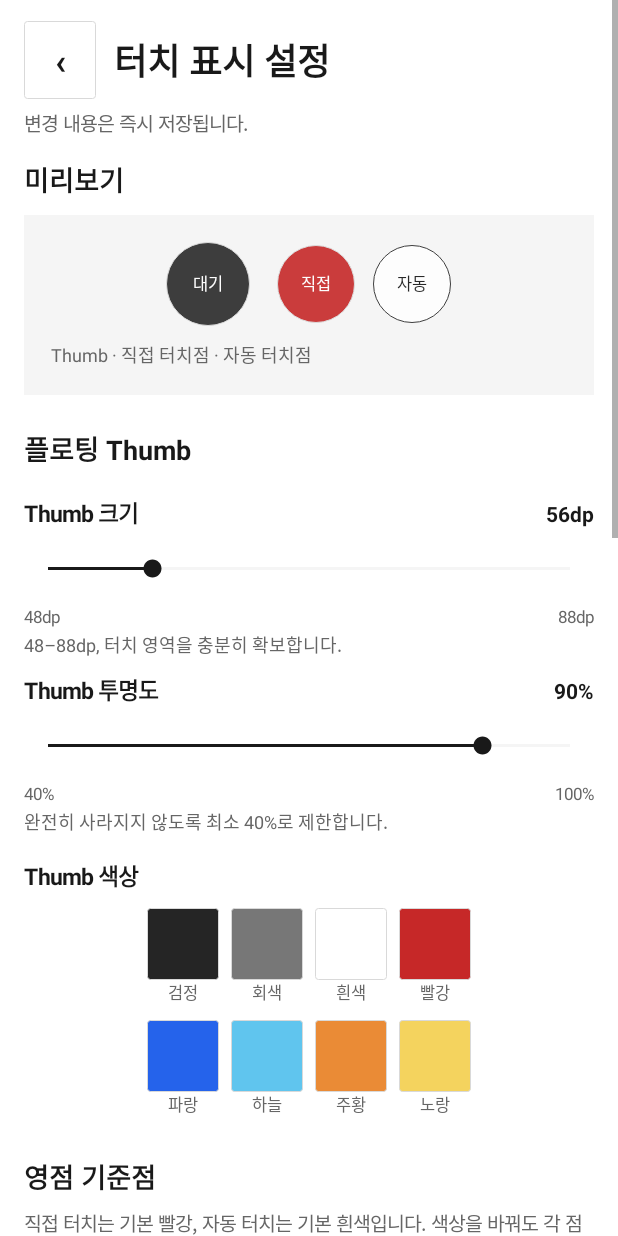
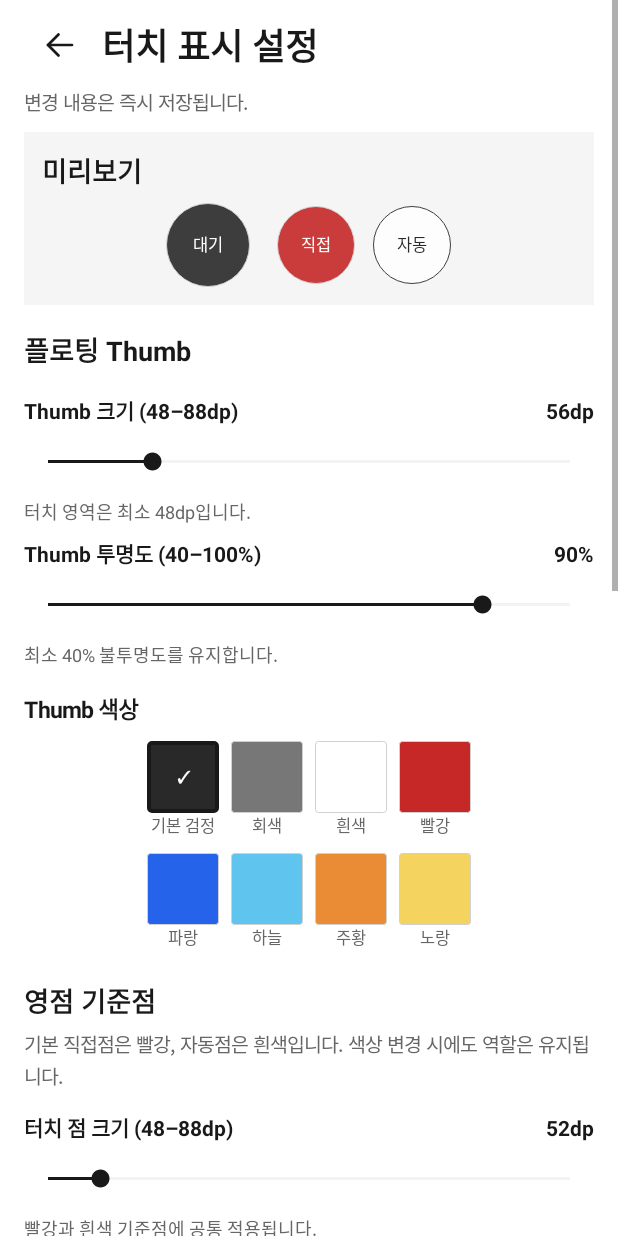
Before and after one commit to hebi10/DualTouch, an Android app: the SettingsActivity screen opened directly, with no data from a screen before it, on a phone screen of 412 x 824 dp. Run offline under Robolectric (Android 15) with nearby library versions, the phone set to English and light mode, and no system bars.

Commit message:
DT-DES-06-R2: refine icons, spacing and exact default color from actual screenshots

```diff
--- a/app/src/main/java/com/hebi/dualtouch/AppearanceSettings.kt
+++ b/app/src/main/java/com/hebi/dualtouch/AppearanceSettings.kt
@@ -54,6 +54,11 @@ object TouchColors {
         ColorChoice("노랑", 0xFFF4D35E.toInt()),
     )
 
+    fun displayChoice(choice: ColorChoice, active: Int, isThumb: Boolean): ColorChoice =
+        if (isThumb && active == TouchAppearance().thumbColor && choice == choices.first()) {
+            choice.copy(title = "기본 검정", argb = active)
+        } else choice
+
     fun labelOf(color: Int): String =
         choices.firstOrNull { it.argb == color }?.title ?: "선택 색상"
 }
--- a/app/src/main/java/com/hebi/dualtouch/SettingsActivity.kt
+++ b/app/src/main/java/com/hebi/dualtouch/SettingsActivity.kt
@@ -50,10 +50,10 @@ class SettingsActivity : Activity() {
         UiKit.applyWindowInsets(scroll)
         setContentView(scroll)
 
-        if (viewport.widthCategory == WidthCategory.COMPACT) root.setPadding(UiKit.dp(this, 4), UiKit.dp(this, 12), UiKit.dp(this, 4), UiKit.dp(this, 20))
+        if (viewport.widthCategory == WidthCategory.COMPACT) root.setPadding(UiKit.dp(this, 4), UiKit.dp(this, 6), UiKit.dp(this, 4), UiKit.dp(this, 20))
         UiKit.add(root, UiKit.toolbar(this, palette, "터치 표시 설정", back = { finish() }))
         UiKit.add(root, UiKit.text(this, palette,
-            "변경 내용은 즉시 저장됩니다.", 13f, secondary = true), topDp = 4, bottomDp = 14)
+            "변경 내용은 즉시 저장됩니다.", 13f, secondary = true), topDp = 4, bottomDp = 10)
 
         val pageRoot = root
         var controlsRoot: LinearLayout? = null
@@ -64,8 +64,8 @@ class SettingsActivity : Activity() {
             controlsRoot = panes.secondary
         }
 
-        UiKit.add(root, UiKit.sectionHeader(this, palette, "미리보기"), bottomDp = 10)
-        val preview = UiKit.card(this, palette, 18)
+        val preview = UiKit.card(this, palette, 12)
+        UiKit.add(preview, UiKit.sectionHeader(this, palette, "미리보기"), bottomDp = 8)
         previewRow = LinearLayout(this).apply {
             orientation = LinearLayout.HORIZONTAL
             gravity = Gravity.CENTER
@@ -78,26 +78,24 @@ class SettingsActivity : Activity() {
             addView(previewRow)
         }
         UiKit.add(preview, previewScroll)
-        UiKit.add(preview, UiKit.text(this, palette,
-            "Thumb · 직접 터치점 · 자동 터치점", 12f, secondary = true), topDp = 10)
-        UiKit.add(root, preview, bottomDp = 22)
+        UiKit.add(root, preview, bottomDp = 16)
         if (controlsRoot != null) root = controlsRoot
 
         UiKit.add(root, UiKit.sectionHeader(this, palette, "플로팅 Thumb"), bottomDp = 8)
-        addSlider("Thumb 크기", "48–88dp, 터치 영역을 충분히 확보합니다.",
+        addSlider("Thumb 크기", "터치 영역은 최소 48dp입니다.",
             AppearanceRules.MIN_SIZE_DP, AppearanceRules.MAX_SIZE_DP,
             appearance.thumbSizeDp, "dp") { appearance.copy(thumbSizeDp = it) }
-        addSlider("Thumb 투명도", "완전히 사라지지 않도록 최소 40%로 제한합니다.",
+        addSlider("Thumb 투명도", "최소 40% 불투명도를 유지합니다.",
             AppearanceRules.MIN_OPACITY, AppearanceRules.MAX_OPACITY,
             appearance.thumbOpacityPercent, "%") { appearance.copy(thumbOpacityPercent = it) }
-        addColors("Thumb 색상", appearance.thumbColor) {
+        addColors("Thumb 색상", appearance.thumbColor, isThumb = true) {
             appearance.copy(thumbColor = it)
         }
 
-        UiKit.add(root, UiKit.sectionHeader(this, palette, "영점 기준점"), topDp = 24, bottomDp = 8)
+        UiKit.add(root, UiKit.sectionHeader(this, palette, "영점 기준점"), topDp = 18, bottomDp = 6)
         UiKit.add(root, UiKit.text(this, palette,
-            "직접 터치는 기본 빨강, 자동 터치는 기본 흰색입니다. 색상을 바꿔도 각 점의 역할은 유지됩니다.",
-            13f, secondary = true), bottomDp = 10)
+            "기본 직접점은 빨강, 자동점은 흰색입니다. 색상 변경 시에도 역할은 유지됩니다.",
+            13f, secondary = true), bottomDp = 6)
         addSlider("터치 점 크기", "빨강과 흰색 기준점에 공통 적용됩니다.",
             AppearanceRules.MIN_SIZE_DP, AppearanceRules.MAX_SIZE_DP,
             appearance.markerSizeDp, "dp") { appearance.copy(markerSizeDp = it) }
@@ -150,11 +148,11 @@ class SettingsActivity : Activity() {
         modify: (Int) -> TouchAppearance,
     ) {
         val headingRow = LinearLayout(this).apply { orientation = LinearLayout.HORIZONTAL }
-        headingRow.addView(UiKit.text(this, palette, title, 15f, true),
+        headingRow.addView(UiKit.text(this, palette, "$title ($min–$max$suffix)", 14f, true),
             LinearLayout.LayoutParams(0, ViewGroup.LayoutParams.WRAP_CONTENT, 1f))
         val number = UiKit.text(this, palette, "$current$suffix", 14f, true)
         headingRow.addView(number)
-        UiKit.add(root, headingRow, topDp = 10)
+        UiKit.add(root, headingRow, topDp = 8)
         val seek = SeekBar(this).apply {
             this.max = max - min
             progress = current - min
@@ -177,22 +175,20 @@ class SettingsActivity : Activity() {
                 }
             }
         })
-        UiKit.add(root, seek, topDp = 2)
-        val range = LinearLayout(this).apply { orientation = LinearLayout.HORIZONTAL }
-        range.addView(UiKit.text(this, palette, "$min$suffix", 11f, secondary = true), LinearLayout.LayoutParams(0, ViewGroup.LayoutParams.WRAP_CONTENT, 1f))
-        range.addView(UiKit.text(this, palette, "$max$suffix", 11f, secondary = true))
-        UiKit.add(root, range)
-        UiKit.add(root, UiKit.text(this, palette, description, 12f, secondary = true), topDp = 2)
+        UiKit.add(root, seek)
+        UiKit.add(root, UiKit.text(this, palette, description, 12f, secondary = true))
     }
 
     private fun addColors(
         title: String,
         active: Int,
+        isThumb: Boolean = false,
         modify: (Int) -> TouchAppearance,
     ) {
         UiKit.add(root, UiKit.text(this, palette, title, 15f, true), topDp = 16)
         val choices = UiKit.column(this)
-        val chips = mutableListOf<Pair<ColorChoice, TextView>>()
+        var selectedColor = active
+        val chips = mutableListOf<Triple<ColorChoice, TextView, TextView>>()
         var row: LinearLayout? = null
         TouchColors.choices.forEachIndexed { index, choice ->
             if (index % 4 == 0) {
@@ -200,20 +196,27 @@ class SettingsActivity : Activity() {
                 UiKit.add(choices, requireNotNull(row), topDp = if (index == 0) 0 else 6)
             }
             val group = UiKit.column(this, 2).apply { gravity = Gravity.CENTER_HORIZONTAL; minimumWidth = UiKit.dp(this@SettingsActivity, 52) }
-            val marker = previewDot("", choice.argb, 48, 100)
+            val shown = TouchColors.displayChoice(choice, selectedColor, isThumb)
+            val marker = previewDot("", shown.argb, 48, 100)
             marker.isClickable = true
             marker.isFocusable = true
-            setChipState(marker, title, choice, choice.argb == active)
+            val name = UiKit.centeredLabel(this, shown.title, palette.secondary, 11f)
+            setChipState(marker, title, shown, shown.argb == selectedColor)
             marker.setOnClickListener {
-                appearance = modify(choice.argb)
+                selectedColor = TouchColors.displayChoice(choice, selectedColor, isThumb).argb
+                appearance = modify(selectedColor)
                 persist()
                 redrawPreview()
-                chips.forEach { (option, chip) -> setChipState(chip, title, option, option.argb == choice.argb) }
+                chips.forEach { (option, chip, label) ->
+                    val displayed = TouchColors.displayChoice(option, selectedColor, isThumb)
+                    label.text = displayed.title
+                    setChipState(chip, title, displayed, displayed.argb == selectedColor)
+                }
             }
             group.addView(marker, LinearLayout.LayoutParams(UiKit.dp(this, 48), UiKit.dp(this, 48)))
-            group.addView(UiKit.centeredLabel(this, choice.title, palette.secondary, 11f))
+            group.addView(name)
             requireNotNull(row).addView(group, LinearLayout.LayoutParams(UiKit.dp(this, 56), ViewGroup.LayoutParams.WRAP_CONTENT))
-            chips.add(choice to marker)
+            chips.add(Triple(choice, marker, name))
         }
         val horizontal = HorizontalScrollView(this).apply {
             isFillViewport = true
@@ -231,6 +234,7 @@ class SettingsActivity : Activity() {
         selected: Boolean,
     ) {
         marker.text = if (selected) "✓" else ""
+        marker.setTextColor(AppearanceRules.readableTextColor(choice.argb))
         marker.isSelected = selected
         marker.contentDescription = "$title: ${choice.title}" +
             if (selected) ", 선택됨" else ", 선택 가능"
--- a/app/src/main/java/com/hebi/dualtouch/UiKit.kt
+++ b/app/src/main/java/com/hebi/dualtouch/UiKit.kt
@@ -22,7 +22,8 @@ class UiPalette(context: Context) {
     val surface = if (dark) 0xFF202020.toInt() else 0xFFF5F5F5.toInt()
     val text = if (dark) 0xFFF2F2F2.toInt() else 0xFF191919.toInt()
     val secondary = if (dark) 0xFFB7B7B7.toInt() else 0xFF666666.toInt()
-    val line = if (dark) 0xFF535353.toInt() else 0xFFD9D9D9.toInt()
+    val line = if (dark) 0xFF535353.toInt() else 0xFFD0D0D0.toInt()
+    val actionLine = if (dark) 0xFF737373.toInt() else 0xFFAAAAAA.toInt()
     val button = if (dark) 0xFFF0F0F0.toInt() else 0xFF242424.toInt()
     val buttonText = if (dark) 0xFF171717.toInt() else 0xFFFFFFFF.toInt()
     val success = if (dark) 0xFF86EFAC.toInt() else 0xFF166534.toInt()
@@ -140,7 +141,9 @@ object UiKit {
         val radius = dp(context, 2).toFloat()
         val states = android.graphics.drawable.StateListDrawable()
         states.addState(intArrayOf(-android.R.attr.state_enabled), shape(palette.surface, palette.line, radius))
-        states.addState(intArrayOf(), shape(normal, if (primary || danger) null else palette.line, radius))
+        states.addState(intArrayOf(), shape(normal, if (primary || danger) null else palette.actionLine, radius).apply {
+            if (!primary && !danger) setStroke(dp(context, 1).coerceAtLeast(1), palette.actionLine)
+        })
         return states
     }
 
@@ -150,32 +153,49 @@ object UiKit {
         button.stateListAnimator = null
     }
 
-    fun toolbar(context: Context, palette: UiPalette, title: String, back: (() -> Unit)? = null, trailing: String? = null, onTrailing: (() -> Unit)? = null): LinearLayout {
+    fun toolbar(context: Context, palette: UiPalette, title: String, back: (() -> Unit)? = null, trailing: String? = null, onTrailing: (() -> Unit)? = null, trailingIcon: LineIcon? = null): LinearLayout {
         return LinearLayout(context).apply {
             orientation = LinearLayout.HORIZONTAL
             gravity = Gravity.CENTER_VERTICAL
-            minimumHeight = dp(context, 56)
+            minimumHeight = dp(context, 48)
             if (back != null) {
-                val button = action(context, palette, "‹", false).apply {
+                val button = android.widget.ImageButton(context).apply {
                     contentDescription = "뒤로가기"
-                    textSize = 24f
-                    minimumWidth = dp(context, 48)
-                    minWidth = dp(context, 48)
+                    setImageDrawable(icon(context, LineIcon.BACK, palette.text))
+                    scaleType = android.widget.ImageView.ScaleType.CENTER
+                    background = shape(palette.background)
+                    stateListAnimator = null
                     setOnClickListener { back() }
                 }
-                addView(button, LinearLayout.LayoutParams(dp(context, 48), ViewGroup.LayoutParams.WRAP_CONTENT).apply { marginEnd = dp(context, 12) })
+                addView(button, LinearLayout.LayoutParams(dp(context, 48), dp(context, 48)).apply { marginEnd = dp(context, 4) })
             }
             addView(text(context, palette, title, 24f, true), LinearLayout.LayoutParams(0, ViewGroup.LayoutParams.WRAP_CONTENT, 1f))
             if (trailing != null && onTrailing != null) {
                 val button = action(context, palette, trailing, false).apply {
                     textSize = 13f
+                    minHeight = dp(context, 48)
+                    minimumHeight = dp(context, 48)
                     minimumWidth = dp(context, 48)
+                    if (trailingIcon != null) {
+                        setCompoundDrawablesRelativeWithIntrinsicBounds(icon(context, trailingIcon, palette.text, 18), null, null, null)
+                        compoundDrawablePadding = dp(context, 6)
+                    }
                     setOnClickListener { onTrailing() }
                 }
                 addView(button, LinearLayout.LayoutParams(ViewGroup.LayoutParams.WRAP_CONTENT, ViewGroup.LayoutParams.WRAP_CONTENT).apply { marginStart = dp(context, 8) })
             }
         }
     }
+
+    fun icon(context: Context, kind: LineIcon, color: Int, sizeDp: Int = 24) =
+        UiLineIcon(kind, color, dp(context, sizeDp))
+
+    fun iconView(context: Context, kind: LineIcon, color: Int, sizeDp: Int = 24) =
+        android.widget.ImageView(context).apply {
+            setImageDrawable(icon(context, kind, color, sizeDp))
+            scaleType = android.widget.ImageView.ScaleType.CENTER
+            importantForAccessibility = android.view.View.IMPORTANT_FOR_ACCESSIBILITY_NO
+        }
 
     fun add(
         parent: LinearLayout,
--- /dev/null
+++ b/app/src/main/java/com/hebi/dualtouch/UiLineIcon.kt
@@ -0,0 +1,114 @@
+package com.hebi.dualtouch
+
+import android.graphics.Canvas
+import android.graphics.Color
+import android.graphics.ColorFilter
+import android.graphics.Paint
+import android.graphics.Path
+import android.graphics.PixelFormat
+import android.graphics.drawable.Drawable
+import kotlin.math.cos
+import kotlin.math.sin
+
+enum class LineIcon { BACK, CHEVRON, GEAR, ACCESSIBILITY, FLOATING, SPLIT, BOOK, INFO, WARNING, SHIELD, WARNING_BADGE, CHECK_BADGE }
+
+class UiLineIcon(private val kind: LineIcon, private val color: Int, private val size: Int) : Drawable() {
+    private val paint = Paint(Paint.ANTI_ALIAS_FLAG).apply {
+        strokeWidth = 1.8f
+        strokeCap = Paint.Cap.ROUND
+        strokeJoin = Paint.Join.ROUND
+    }
+    private var opacity = 255
+    override fun getIntrinsicWidth() = size
+    override fun getIntrinsicHeight() = size
+    override fun setAlpha(alpha: Int) { opacity = alpha; invalidateSelf() }
+    override fun setColorFilter(colorFilter: ColorFilter?) { paint.colorFilter = colorFilter; invalidateSelf() }
+    @Suppress("DEPRECATION")
+    override fun getOpacity() = PixelFormat.TRANSLUCENT
+
+    private fun path(canvas: Canvas, vararg coordinates: Float, close: Boolean = false) {
+        val outline = Path()
+        outline.moveTo(coordinates[0], coordinates[1])
+        var i = 2
+        while (i < coordinates.size) {
+            outline.lineTo(coordinates[i], coordinates[i + 1])
+            i += 2
+        }
+        if (close) outline.close()
+        canvas.drawPath(outline, paint)
+    }
+
+    override fun draw(canvas: Canvas) {
+        canvas.save()
+        canvas.translate(bounds.left.toFloat(), bounds.top.toFloat())
+        canvas.scale(bounds.width() / 24f, bounds.height() / 24f)
+        paint.color = color
+        paint.alpha = opacity
+        paint.style = Paint.Style.STROKE
+        when (kind) {
+            LineIcon.BACK -> {
+                path(canvas, 11f, 5f, 4f, 12f, 11f, 19f)
+                canvas.drawLine(4f, 12f, 20f, 12f, paint)
+            }
+            LineIcon.CHEVRON -> path(canvas, 9f, 6f, 15f, 12f, 9f, 18f)
+            LineIcon.GEAR -> {
+                val teeth = Path()
+                for (i in 0 until 32) {
+                    val radius = if (i % 4 == 1 || i % 4 == 2) 10f else 8f
+                    val angle = i * Math.PI / 16.0
+                    val x = 12f + radius * cos(angle).toFloat()
+                    val y = 12f + radius * sin(angle).toFloat()
+                    if (i == 0) teeth.moveTo(x, y) else teeth.lineTo(x, y)
+                }
+                teeth.close()
+                canvas.drawPath(teeth, paint)
+                canvas.drawCircle(12f, 12f, 3.3f, paint)
+            }
+            LineIcon.ACCESSIBILITY -> {
+                canvas.drawCircle(12f, 4.5f, 2.1f, paint)
+                path(canvas, 3f, 9f, 12f, 10f, 21f, 9f)
+                path(canvas, 12f, 10f, 12f, 15f, 8f, 21f)
+                path(canvas, 12f, 15f, 16f, 21f)
+            }
+            LineIcon.FLOATING -> {
+                path(canvas, 8f, 3f, 20f, 3f, 20f, 16f)
+                canvas.drawRoundRect(3f, 8f, 16f, 21f, 1f, 1f, paint)
+            }
+            LineIcon.SPLIT -> {
+                canvas.drawRoundRect(3f, 4f, 21f, 20f, 1f, 1f, paint)
+                canvas.drawLine(12f, 4f, 12f, 20f, paint)
+            }
+            LineIcon.BOOK -> {
+                path(canvas, 3f, 5f, 7f, 4f, 12f, 6f, 17f, 4f, 21f, 5f, 21f, 19f, 17f, 18f, 12f, 20f, 7f, 18f, 3f, 19f, close = true)
+                canvas.drawLine(12f, 6f, 12f, 20f, paint)
+            }
+            LineIcon.INFO -> {
+                canvas.drawCircle(12f, 12f, 9f, paint)
+                canvas.drawLine(12f, 11f, 12f, 17f, paint)
+                canvas.drawPoint(12f, 7.5f, paint)
+            }
+            LineIcon.WARNING -> {
+                path(canvas, 12f, 3f, 22f, 21f, 2f, 21f, close = true)
+                canvas.drawLine(12f, 9f, 12f, 14f, paint)
+                canvas.drawPoint(12f, 17.5f, paint)
+            }
+            LineIcon.SHIELD -> {
+                path(canvas, 12f, 3f, 21f, 7f, 19.5f, 15.5f, 16f, 19f, 12f, 22f, 8f, 19f, 4.5f, 15.5f, 3f, 7f, close = true)
+            }
+            LineIcon.WARNING_BADGE, LineIcon.CHECK_BADGE -> {
+                paint.style = Paint.Style.FILL
+                canvas.drawCircle(12f, 12f, 11f, paint)
+                paint.color = AppearanceRules.readableTextColor(color)
+                paint.alpha = opacity
+                paint.style = Paint.Style.STROKE
+                if (kind == LineIcon.WARNING_BADGE) {
+                    canvas.drawLine(12f, 6f, 12f, 13f, paint)
+                    canvas.drawPoint(12f, 17f, paint)
+                } else {
+                    path(canvas, 6.5f, 12f, 10.5f, 16f, 18f, 8f)
+                }
+            }
+        }
+        canvas.restore()
+    }
+}
```
Also changed, not shown: app/src/main/java/com/hebi/dualtouch/MainActivity.kt (+45 -33 lines), 3 other files.
